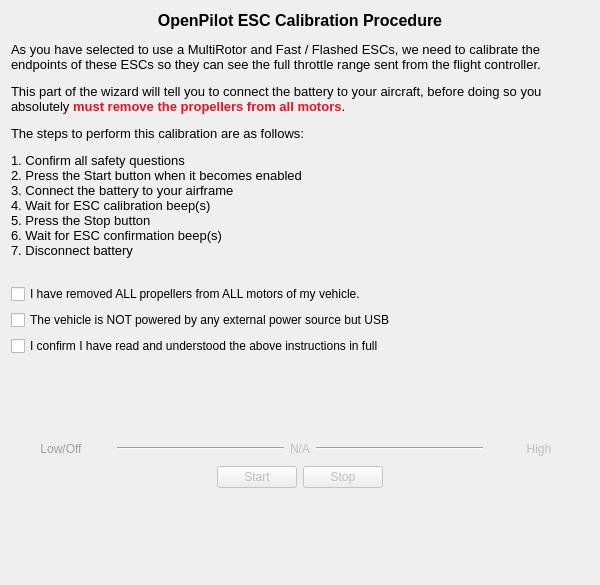
openpilot/OpenPilot, file ground/openpilotgcs/src/plugins/setupwizard/pages/esccalibrationpage.ui: the form before one commit.
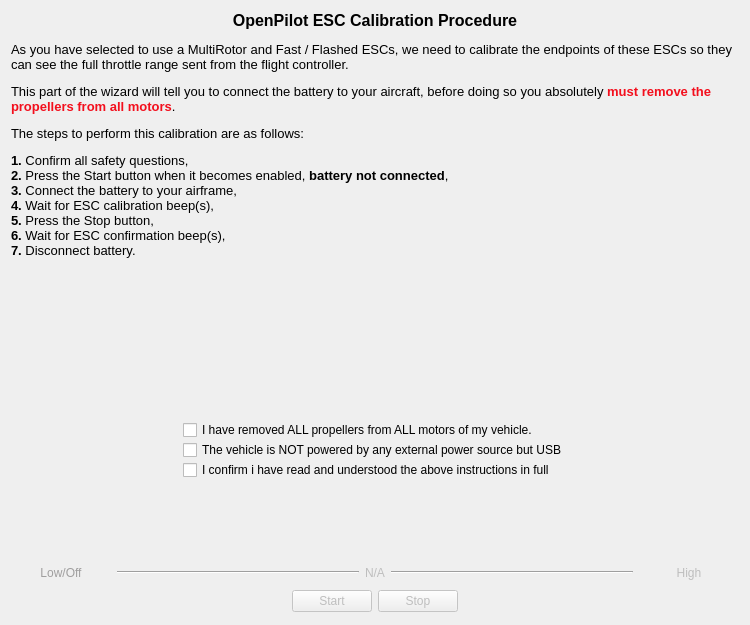
The form after the commit. Icons and pictures are not drawn.

Commit message: OP-1556 Bigger window size, Font sizes on all pages

Patch:
```diff
--- a/ground/openpilotgcs/src/plugins/setupwizard/pages/esccalibrationpage.ui
+++ b/ground/openpilotgcs/src/plugins/setupwizard/pages/esccalibrationpage.ui
@@ -6,8 +6,8 @@
    <rect>
     <x>0</x>
     <y>0</y>
-    <width>600</width>
-    <height>585</height>
+    <width>750</width>
+    <height>625</height>
    </rect>
   </property>
   <property name="windowTitle">
@@ -16,6 +16,12 @@
   <layout class="QVBoxLayout" name="verticalLayout">
    <item>
     <widget class="QLabel" name="label">
+     <property name="minimumSize">
+      <size>
+       <width>0</width>
+       <height>290</height>
+      </size>
+     </property>
      <property name="maximumSize">
       <size>
        <width>16777215</width>
@@ -23,7 +29,10 @@
       </size>
      </property>
      <property name="text">
-      <string>&lt;html&gt;&lt;head/&gt;&lt;body&gt;&lt;p align=&quot;center&quot;&gt;&lt;span style=&quot; font-size:12pt; font-weight:600;&quot;&gt;OpenPilot ESC Calibration Procedure&lt;/span&gt;&lt;/p&gt;&lt;p&gt;&lt;span style=&quot; font-size:10pt;&quot;&gt;As you have selected to use a MultiRotor and Fast / Flashed ESCs, we need to calibrate the endpoints of these ESCs so they can see the full throttle range sent from the flight controller. &lt;/span&gt;&lt;/p&gt;&lt;p&gt;&lt;span style=&quot; font-size:10pt;&quot;&gt;This part of the wizard will tell you to connect the battery to your aircraft, before doing so you absolutely &lt;/span&gt;&lt;span style=&quot; font-size:10pt; font-weight:600; color:#f30f1d;&quot;&gt;must remove the propellers from all motors&lt;/span&gt;&lt;span style=&quot; font-size:10pt;&quot;&gt;. &lt;/span&gt;&lt;/p&gt;&lt;p&gt;&lt;span style=&quot; font-size:10pt;&quot;&gt;The steps to perform this calibration are as follows:&lt;/span&gt;&lt;/p&gt;&lt;p&gt;&lt;span style=&quot; font-size:10pt;&quot;&gt;1. Confirm all safety questions&lt;br/&gt;2. Press the Start button when it becomes enabled&lt;br/&gt;3. Connect the battery to your airframe&lt;br/&gt;4. Wait for ESC calibration beep(s)&lt;br/&gt;5. Press the Stop button&lt;br/&gt;6. Wait for ESC confirmation beep(s)&lt;br/&gt;7. Disconnect battery&lt;/span&gt;&lt;/p&gt;&lt;/body&gt;&lt;/html&gt;</string>
+      <string>&lt;html&gt;&lt;head/&gt;&lt;body&gt;&lt;p align=&quot;center&quot;&gt;&lt;span style=&quot; font-size:12pt; font-weight:600;&quot;&gt;OpenPilot ESC Calibration Procedure&lt;/span&gt;&lt;/p&gt;&lt;p&gt;&lt;span style=&quot; font-size:10pt;&quot;&gt;As you have selected to use a MultiRotor and Fast / Flashed ESCs, we need to calibrate the endpoints of these ESCs so they can see the full throttle range sent from the flight controller.&lt;/span&gt;&lt;/p&gt;&lt;p&gt;&lt;span style=&quot; font-size:10pt;&quot;&gt;This part of the wizard will tell you to connect the battery to your aircraft, before doing so you absolutely &lt;/span&gt;&lt;span style=&quot; font-size:10pt; font-weight:600; color:#f30f1d;&quot;&gt;must remove the propellers from all motors&lt;/span&gt;&lt;span style=&quot; font-size:10pt;&quot;&gt;. &lt;/span&gt;&lt;/p&gt;&lt;p&gt;&lt;span style=&quot; font-size:10pt;&quot;&gt;The steps to perform this calibration are as follows:&lt;/span&gt;&lt;/p&gt;&lt;p&gt;&lt;span style=&quot; font-size:10pt; font-weight:600;&quot;&gt;1.&lt;/span&gt;&lt;span style=&quot; font-size:10pt;&quot;&gt; Confirm all safety questions,&lt;br/&gt;&lt;/span&gt;&lt;span style=&quot; font-size:10pt; font-weight:600;&quot;&gt;2.&lt;/span&gt;&lt;span style=&quot; font-size:10pt;&quot;&gt; Press the Start button when it becomes enabled, &lt;/span&gt;&lt;span style=&quot; font-size:10pt; font-weight:600;&quot;&gt;battery not connected&lt;/span&gt;&lt;span style=&quot; font-size:10pt;&quot;&gt;,&lt;br/&gt;&lt;/span&gt;&lt;span style=&quot; font-size:10pt; font-weight:600;&quot;&gt;3.&lt;/span&gt;&lt;span style=&quot; font-size:10pt;&quot;&gt; Connect the battery to your airframe,&lt;br/&gt;&lt;/span&gt;&lt;span style=&quot; font-size:10pt; font-weight:600;&quot;&gt;4.&lt;/span&gt;&lt;span style=&quot; font-size:10pt;&quot;&gt; Wait for ESC calibration beep(s),&lt;br/&gt;&lt;/span&gt;&lt;span style=&quot; font-size:10pt; font-weight:600;&quot;&gt;5.&lt;/span&gt;&lt;span style=&quot; font-size:10pt;&quot;&gt; Press the Stop button,&lt;br/&gt;&lt;/span&gt;&lt;span style=&quot; font-size:10pt; font-weight:600;&quot;&gt;6.&lt;/span&gt;&lt;span style=&quot; font-size:10pt;&quot;&gt; Wait for ESC confirmation beep(s),&lt;br/&gt;&lt;/span&gt;&lt;span style=&quot; font-size:10pt; font-weight:600;&quot;&gt;7.&lt;/span&gt;&lt;span style=&quot; font-size:10pt;&quot;&gt; Disconnect battery.&lt;/span&gt;&lt;/p&gt;&lt;/body&gt;&lt;/html&gt;</string>
+     </property>
+     <property name="textFormat">
+      <enum>Qt::AutoText</enum>
      </property>
      <property name="alignment">
       <set>Qt::AlignLeading|Qt::AlignLeft|Qt::AlignTop</set>
@@ -39,21 +48,56 @@
       <enum>Qt::Vertical</enum>
      </property>
      <property name="sizeType">
-      <enum>QSizePolicy::Minimum</enum>
+      <enum>QSizePolicy::Expanding</enum>
      </property>
      <property name="sizeHint" stdset="0">
       <size>
        <width>20</width>
+       <height>2</height>
+      </size>
+     </property>
+    </spacer>
+   </item>
+   <item>
+    <layout class="QHBoxLayout" name="horizontalLayout_2">
+     <property name="topMargin">
+      <number>0</number>
+     </property>
+     <item>
+      <spacer name="horizontalSpacer_3">
+       <property name="orientation">
+        <enum>Qt::Horizontal</enum>
+       </property>
+       <property name="sizeHint" stdset="0">
+        <size>
+         <width>40</width>
        <height>20</height>
       </size>
      </property>
     </spacer>
    </item>
+     <item>
+      <layout class="QVBoxLayout" name="verticalLayout_2" stretch="1000,100,100">
+       <property name="spacing">
+        <number>0</number>
+       </property>
+       <property name="sizeConstraint">
+        <enum>QLayout::SetMinimumSize</enum>
+       </property>
+       <property name="topMargin">
+        <number>0</number>
+       </property>
    <item>
     <widget class="QCheckBox" name="securityCheckBox1">
      <property name="text">
       <string>I have removed ALL propellers from ALL motors of my vehicle.</string>
      </property>
+         <property name="iconSize">
+          <size>
+           <width>24</width>
+           <height>24</height>
+          </size>
+         </property>
     </widget>
    </item>
    <item>
@@ -66,9 +110,26 @@
    <item>
     <widget class="QCheckBox" name="securityCheckBox3">
      <property name="text">
-      <string>I confirm I have read and understood the above instructions in full</string>
-     </property>
-    </widget>
+          <string>I confirm i have read and understood the above instructions in full</string>
+         </property>
+        </widget>
+       </item>
+      </layout>
+     </item>
+     <item>
+      <spacer name="horizontalSpacer_4">
+       <property name="orientation">
+        <enum>Qt::Horizontal</enum>
+       </property>
+       <property name="sizeHint" stdset="0">
+        <size>
+         <width>40</width>
+         <height>20</height>
+        </size>
+       </property>
+      </spacer>
+     </item>
+    </layout>
    </item>
    <item>
     <layout class="QHBoxLayout" name="horizontalLayout_3">
@@ -539,10 +600,13 @@
      <property name="orientation">
       <enum>Qt::Vertical</enum>
      </property>
+     <property name="sizeType">
+      <enum>QSizePolicy::Minimum</enum>
+     </property>
      <property name="sizeHint" stdset="0">
       <size>
        <width>20</width>
-       <height>40</height>
+       <height>2</height>
       </size>
      </property>
     </spacer>
```
Left out of the diff: 3 changed lines with no effect on the pictures. Lines whose indentation alone changed are shown as unchanged. The commit also changes 19 other files.
